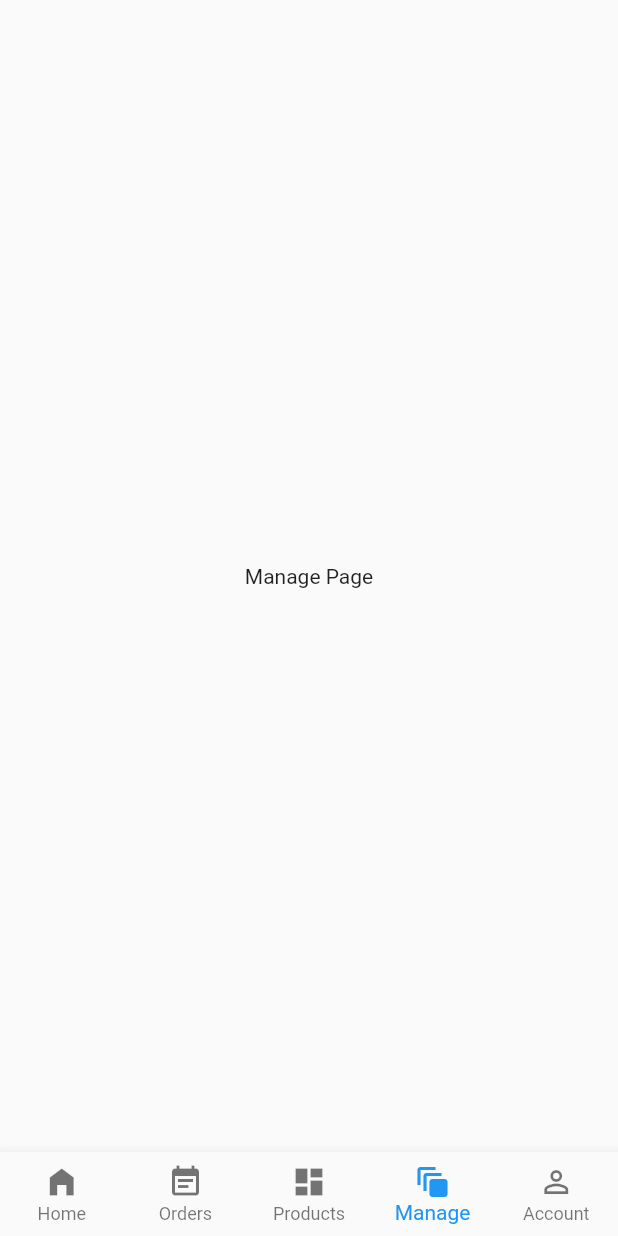
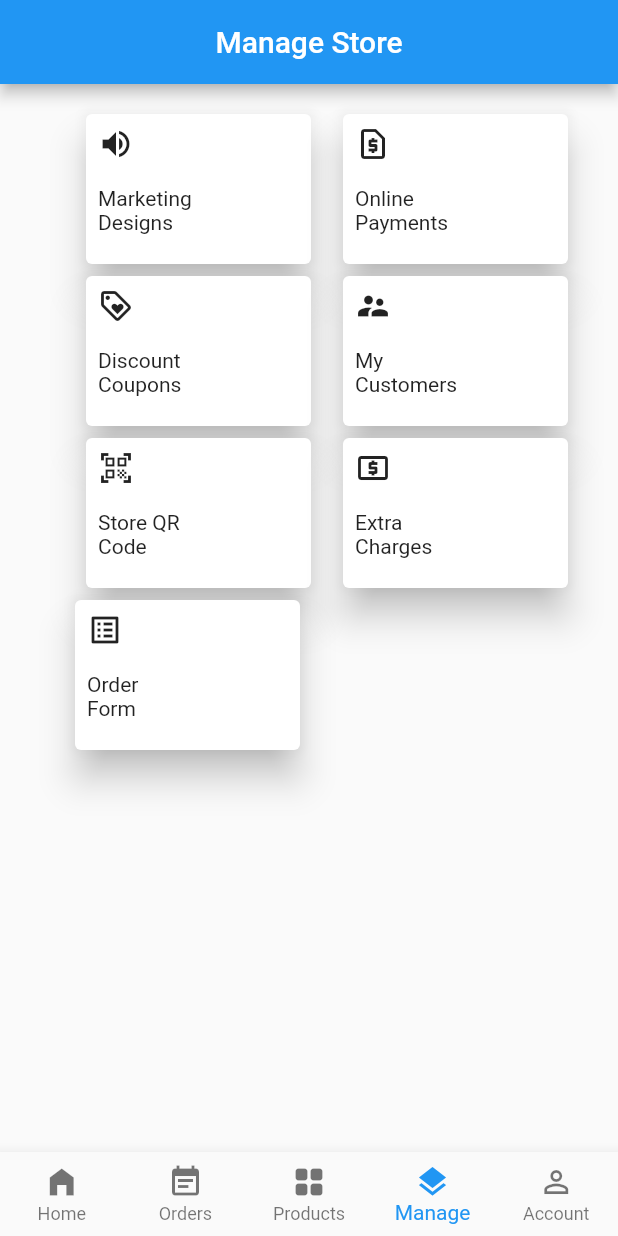
Before and after one commit to afsal-pk/dukaan-clone, a Flutter app: the screen it shows after launch, item 4 of the bottom bar chosen, on a phone screen of 412 x 824 dp. Run offline on Flutter 3.47's test engine with Material 2 defaults, Android fonts, the phone set to English and light mode, and no system bars.

Commit message:
manage page

```diff
--- /dev/null
+++ b/lib/Functions/card_tile_widget.dart
@@ -0,0 +1,37 @@
+import 'package:flutter/material.dart';
+
+class CardTileWidget extends StatelessWidget {
+  final String title;
+  final subTitle;
+
+  final IconData cardIcon;
+  const CardTileWidget({
+    Key? key,
+    required this.title,
+    required this.subTitle,
+    required this.cardIcon,
+  }) : super(key: key);
+
+  @override
+  Widget build(BuildContext context) {
+    return Card(
+      elevation: 10.0,
+      child: Container(
+        width: 150.0,
+        height: 100.0,
+        child: Padding(
+          padding: const EdgeInsets.all(8.0),
+          child: Column(
+            crossAxisAlignment: CrossAxisAlignment.start,
+            children: [
+              Icon(cardIcon),
+              SizedBox(height: 16.0),
+              Text(title),
+              Text(subTitle)
+            ],
+          ),
+        ),
+      ),
+    );
+  }
+}
--- a/lib/Screens/account_page.dart
+++ b/lib/Screens/account_page.dart
@@ -6,6 +6,10 @@ class AccountPage extends StatelessWidget {
   @override
   Widget build(BuildContext context) {
     return Scaffold(
+      appBar: AppBar(
+        title: Text('Account Details'),
+        centerTitle: true,
+      ),
       body: Center(child: Text('Account Page')),
     );
   }
--- a/lib/Screens/dukaan_home_page.dart
+++ b/lib/Screens/dukaan_home_page.dart
@@ -24,7 +24,6 @@ class _DukaanHomePageState extends State<DukaanHomePage> {
   @override
   Widget build(BuildContext context) {
     return Scaffold(
-      backgroundColor: Colors.grey[300],
       body: screens[navIndex],
       bottomNavigationBar: BottomNavigationBar(
         onTap: (index) => setState(() => navIndex = index),
@@ -42,9 +41,8 @@ class _DukaanHomePageState extends State<DukaanHomePage> {
               ),
               label: 'Orders'),
           BottomNavigationBarItem(
-              icon: Icon(Icons.dashboard), label: 'Products'),
-          BottomNavigationBarItem(
-              icon: Icon(Icons.auto_awesome_motion), label: 'Manage'),
+              icon: Icon(Icons.grid_view_rounded), label: 'Products'),
+          BottomNavigationBarItem(icon: Icon(Icons.layers), label: 'Manage'),
           BottomNavigationBarItem(
               icon: Icon(Icons.person_outline), label: 'Account'),
         ],
--- a/lib/Screens/home_page.dart
+++ b/lib/Screens/home_page.dart
@@ -6,11 +6,20 @@ class HomePage extends StatelessWidget {
   @override
   Widget build(BuildContext context) {
     return Scaffold(
+      backgroundColor: Colors.grey[300],
       appBar: AppBar(
         title: Text('Dukaan'),
         centerTitle: true,
       ),
-      body: Center(child: Text('Home Page')),
+      body: Column(
+        children: [
+          Card(
+            child: Container(
+              child: Text('Home Page'),
+            ),
+          ),
+        ],
+      ),
     );
   }
 }
--- a/lib/Screens/manage_page.dart
+++ b/lib/Screens/manage_page.dart
@@ -1,3 +1,4 @@
+import 'package:dukaan/Functions/card_tile_widget.dart';
 import 'package:flutter/material.dart';
 
 class ManagePage extends StatelessWidget {
@@ -6,7 +7,75 @@ class ManagePage extends StatelessWidget {
   @override
   Widget build(BuildContext context) {
     return Scaffold(
-      body: Center(child: Text('Manage Page')),
+      appBar: AppBar(
+        title: Text('Manage Store'),
+        centerTitle: true,
+      ),
+      body: Padding(
+        padding: const EdgeInsets.only(right: 16.0, left: 40.0, top: 16.0),
+        child: Column(
+          children: [
+            Row(
+              mainAxisAlignment: MainAxisAlignment.spaceEvenly,
+              children: [
+                CardTileWidget(
+                  title: 'Marketing',
+                  subTitle: 'Designs',
+                  cardIcon: Icons.volume_up,
+                ),
+                CardTileWidget(
+                  title: 'Online',
+                  subTitle: 'Payments',
+                  cardIcon: Icons.request_page_outlined,
+                ),
+              ],
+            ),
+            Row(
+              mainAxisAlignment: MainAxisAlignment.spaceEvenly,
+              children: [
+                CardTileWidget(
+                  title: 'Discount',
+                  subTitle: 'Coupons',
+                  cardIcon: Icons.loyalty_outlined,
+                ),
+                CardTileWidget(
+                  title: 'My',
+                  subTitle: 'Customers',
+                  cardIcon: Icons.supervisor_account,
+                ),
+              ],
+            ),
+            Row(
+              mainAxisAlignment: MainAxisAlignment.spaceEvenly,
+              children: [
+                CardTileWidget(
+                  title: 'Store QR',
+                  subTitle: 'Code',
+                  cardIcon: Icons.qr_code_scanner_sharp,
+                ),
+                CardTileWidget(
+                  title: 'Extra',
+                  subTitle: 'Charges',
+                  cardIcon: Icons.local_atm,
+                ),
+              ],
+            ),
+            Row(
+              //mainAxisAlignment: MainAxisAlignment.start,
+              children: [
+                SizedBox(
+                  width: 6.0,
+                ),
+                CardTileWidget(
+                  title: 'Order',
+                  subTitle: 'Form',
+                  cardIcon: Icons.list_alt,
+                ),
+              ],
+            ),
+          ],
+        ),
+      ),
     );
   }
 }
--- a/lib/Screens/order_page.dart
+++ b/lib/Screens/order_page.dart
@@ -6,6 +6,10 @@ class OrderPage extends StatelessWidget {
   @override
   Widget build(BuildContext context) {
     return Scaffold(
+      appBar: AppBar(
+        title: Text('Your Orders'),
+        centerTitle: true,
+      ),
       body: Center(child: Text('Order Page')),
     );
   }
--- a/lib/Screens/product_page.dart
+++ b/lib/Screens/product_page.dart
@@ -6,6 +6,10 @@ class ProductPage extends StatelessWidget {
   @override
   Widget build(BuildContext context) {
     return Scaffold(
+      appBar: AppBar(
+        title: Text('Product Catalogue'),
+        centerTitle: true,
+      ),
       body: Center(child: Text('Product Page')),
     );
   }
```
